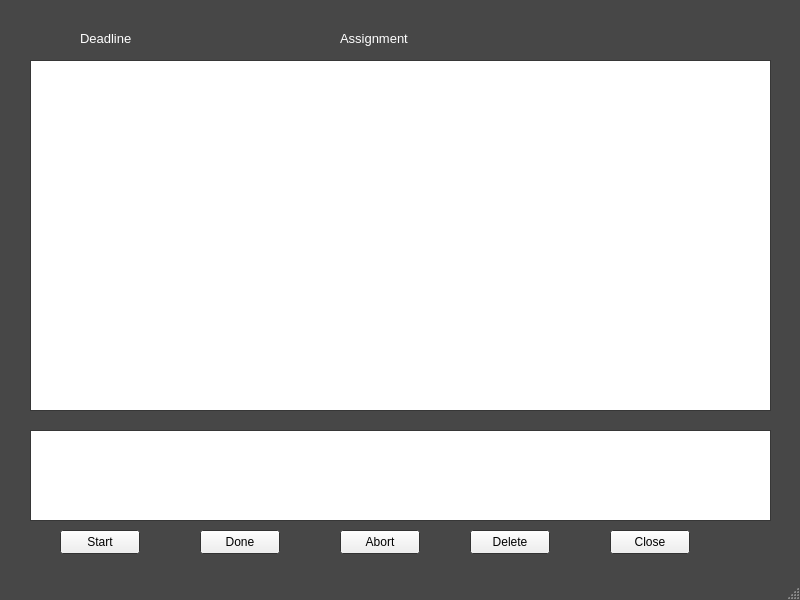
This is assignments.ui in MijersOne/CyberDom-Qt as Qt 5 draws it before an edit. The edited form follows.
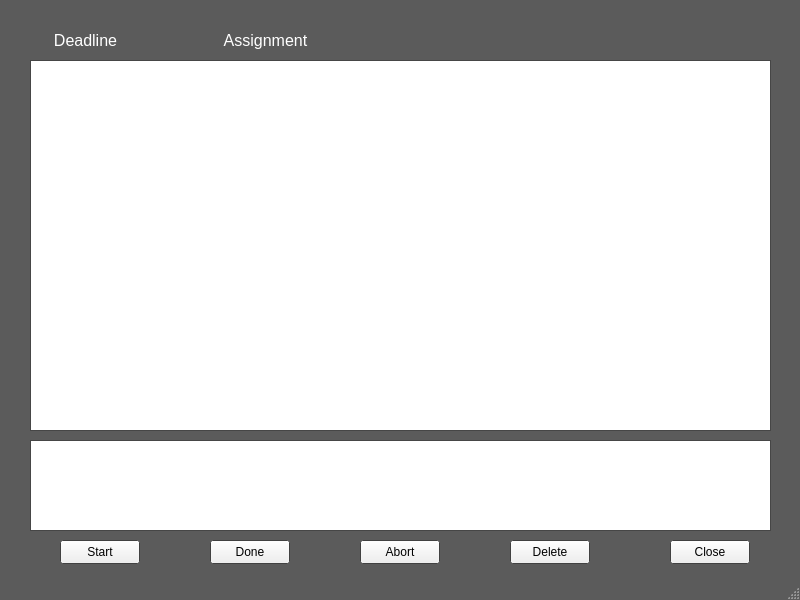
This is the edited form.

```diff
--- a/assignments.ui
+++ b/assignments.ui
@@ -16,9 +16,9 @@
      <colorrole role="Window">
       <brush brushstyle="SolidPattern">
        <color alpha="255">
-        <red>71</red>
-        <green>71</green>
-        <blue>71</blue>
+        <red>91</red>
+        <green>91</green>
+        <blue>91</blue>
        </color>
       </brush>
      </colorrole>
@@ -27,9 +27,9 @@
      <colorrole role="Window">
       <brush brushstyle="SolidPattern">
        <color alpha="255">
-        <red>71</red>
-        <green>71</green>
-        <blue>71</blue>
+        <red>91</red>
+        <green>91</green>
+        <blue>91</blue>
        </color>
       </brush>
      </colorrole>
@@ -38,18 +38,18 @@
      <colorrole role="Base">
       <brush brushstyle="SolidPattern">
        <color alpha="255">
-        <red>71</red>
-        <green>71</green>
-        <blue>71</blue>
+        <red>91</red>
+        <green>91</green>
+        <blue>91</blue>
        </color>
       </brush>
      </colorrole>
      <colorrole role="Window">
       <brush brushstyle="SolidPattern">
        <color alpha="255">
-        <red>71</red>
-        <green>71</green>
-        <blue>71</blue>
+        <red>91</red>
+        <green>91</green>
+        <blue>91</blue>
        </color>
       </brush>
      </colorrole>
@@ -66,7 +66,7 @@
       <x>30</x>
       <y>60</y>
       <width>741</width>
-      <height>351</height>
+      <height>371</height>
      </rect>
     </property>
    </widget>
@@ -74,107 +74,17 @@
     <property name="geometry">
      <rect>
       <x>30</x>
-      <y>430</y>
+      <y>440</y>
       <width>741</width>
       <height>91</height>
      </rect>
     </property>
    </widget>
-   <widget class="QLabel" name="label_Deadline">
-    <property name="geometry">
-     <rect>
-      <x>80</x>
-      <y>30</y>
-      <width>61</width>
-      <height>16</height>
-     </rect>
-    </property>
-    <property name="palette">
-     <palette>
-      <active>
-       <colorrole role="WindowText">
-        <brush brushstyle="SolidPattern">
-         <color alpha="255">
-          <red>255</red>
-          <green>255</green>
-          <blue>255</blue>
-         </color>
-        </brush>
-       </colorrole>
-      </active>
-      <inactive>
-       <colorrole role="WindowText">
-        <brush brushstyle="SolidPattern">
-         <color alpha="255">
-          <red>255</red>
-          <green>255</green>
-          <blue>255</blue>
-         </color>
-        </brush>
-       </colorrole>
-      </inactive>
-      <disabled/>
-     </palette>
-    </property>
-    <property name="font">
-     <font>
-      <pointsize>10</pointsize>
-     </font>
-    </property>
-    <property name="text">
-     <string>Deadline</string>
-    </property>
-   </widget>
-   <widget class="QLabel" name="label_Assignment">
-    <property name="geometry">
-     <rect>
-      <x>340</x>
-      <y>30</y>
-      <width>81</width>
-      <height>16</height>
-     </rect>
-    </property>
-    <property name="palette">
-     <palette>
-      <active>
-       <colorrole role="WindowText">
-        <brush brushstyle="SolidPattern">
-         <color alpha="255">
-          <red>255</red>
-          <green>255</green>
-          <blue>255</blue>
-         </color>
-        </brush>
-       </colorrole>
-      </active>
-      <inactive>
-       <colorrole role="WindowText">
-        <brush brushstyle="SolidPattern">
-         <color alpha="255">
-          <red>255</red>
-          <green>255</green>
-          <blue>255</blue>
-         </color>
-        </brush>
-       </colorrole>
-      </inactive>
-      <disabled/>
-     </palette>
-    </property>
-    <property name="font">
-     <font>
-      <pointsize>10</pointsize>
-     </font>
-    </property>
-    <property name="text">
-     <string>Assignment</string>
-    </property>
-   </widget>
-   <widget class="QPushButton" name="button_Start">
+   <widget class="QPushButton" name="start">
     <property name="geometry">
      <rect>
       <x>60</x>
-      <y>530</y>
+      <y>540</y>
       <width>80</width>
       <height>24</height>
      </rect>
@@ -186,8 +96,8 @@
    <widget class="QPushButton" name="button_Done">
     <property name="geometry">
      <rect>
-      <x>200</x>
-      <y>530</y>
+      <x>210</x>
+      <y>540</y>
       <width>80</width>
       <height>24</height>
      </rect>
@@ -199,8 +109,8 @@
    <widget class="QPushButton" name="button_Abort">
     <property name="geometry">
      <rect>
-      <x>340</x>
-      <y>530</y>
+      <x>360</x>
+      <y>540</y>
       <width>80</width>
       <height>24</height>
      </rect>
@@ -212,8 +122,8 @@
    <widget class="QPushButton" name="button_Delete">
     <property name="geometry">
      <rect>
-      <x>470</x>
-      <y>530</y>
+      <x>510</x>
+      <y>540</y>
       <width>80</width>
       <height>24</height>
      </rect>
@@ -225,8 +135,8 @@
    <widget class="QPushButton" name="button_Close">
     <property name="geometry">
      <rect>
-      <x>610</x>
-      <y>530</y>
+      <x>670</x>
+      <y>540</y>
       <width>80</width>
       <height>24</height>
      </rect>
@@ -235,6 +145,75 @@
      <string>Close</string>
     </property>
    </widget>
+   <widget class="QLabel" name="deadline">
+    <property name="geometry">
+     <rect>
+      <x>50</x>
+      <y>30</y>
+      <width>71</width>
+      <height>21</height>
+     </rect>
+    </property>
+    <property name="palette">
+     <palette>
+      <active>
+       <colorrole role="Text">
+        <brush brushstyle="SolidPattern">
+         <color alpha="255">
+          <red>255</red>
+          <green>255</green>
+          <blue>255</blue>
+         </color>
+        </brush>
+       </colorrole>
+      </active>
+      <inactive>
+       <colorrole role="Text">
+        <brush brushstyle="SolidPattern">
+         <color alpha="255">
+          <red>255</red>
+          <green>255</green>
+          <blue>255</blue>
+         </color>
+        </brush>
+       </colorrole>
+      </inactive>
+      <disabled/>
+     </palette>
+    </property>
+    <property name="font">
+     <font>
+      <pointsize>12</pointsize>
+     </font>
+    </property>
+    <property name="text">
+     <string>&lt;html&gt;&lt;head/&gt;&lt;body&gt;&lt;p&gt;&lt;span style=&quot; color:#ffffff;&quot;&gt;Deadline&lt;/span&gt;&lt;/p&gt;&lt;/body&gt;&lt;/html&gt;</string>
+    </property>
+    <property name="alignment">
+     <set>Qt::AlignmentFlag::AlignCenter</set>
+    </property>
+   </widget>
+   <widget class="QLabel" name="assignment">
+    <property name="geometry">
+     <rect>
+      <x>220</x>
+      <y>30</y>
+      <width>91</width>
+      <height>21</height>
+     </rect>
+    </property>
+    <property name="font">
+     <font>
+      <pointsize>12</pointsize>
+     </font>
+    </property>
+    <property name="text">
+     <string>&lt;html&gt;&lt;head/&gt;&lt;body&gt;&lt;p&gt;&lt;span style=&quot; color:#ffffff;&quot;&gt;Assignment&lt;/span&gt;&lt;/p&gt;&lt;/body&gt;&lt;/html&gt;</string>
+    </property>
+    <property name="alignment">
+     <set>Qt::AlignmentFlag::AlignCenter</set>
+    </property>
+   </widget>
   </widget>
   <widget class="QStatusBar" name="statusbar"/>
  </widget>
```
Left out of the diff: 14 changed lines with no effect on the pictures.
